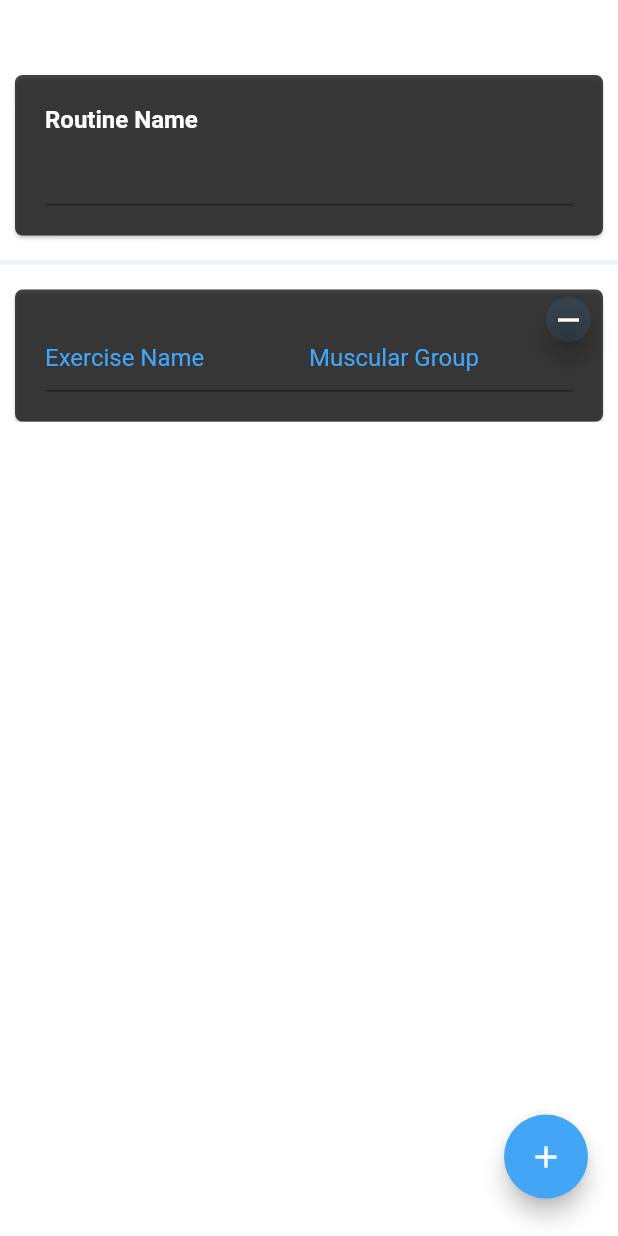
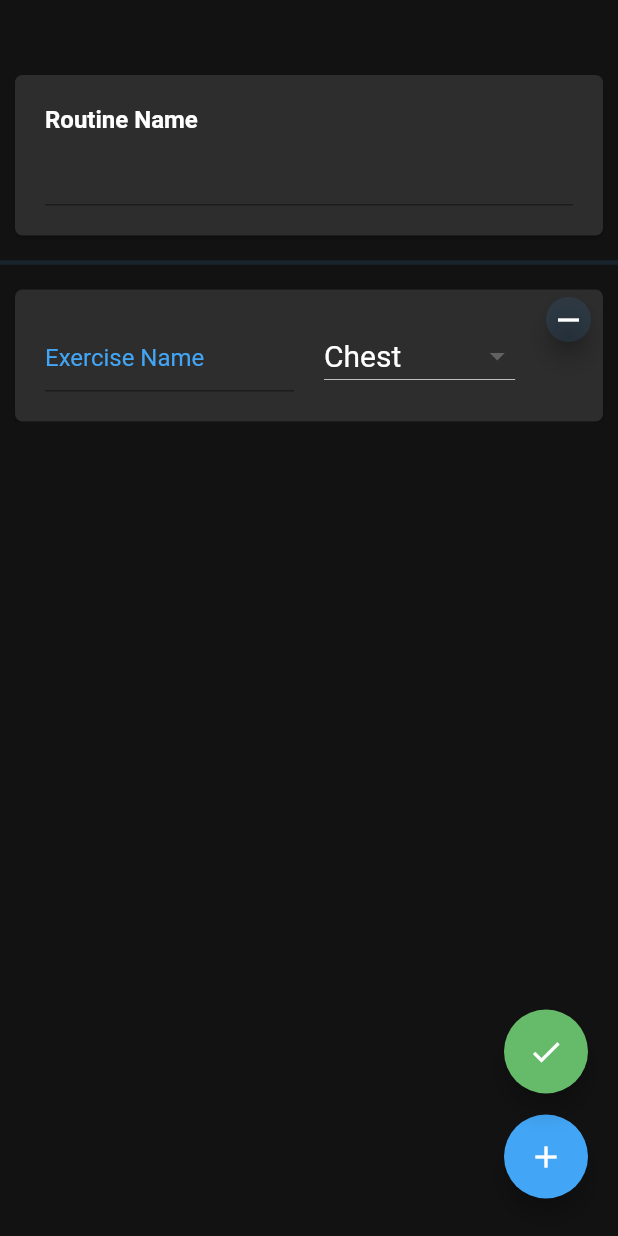
Before and after one commit to ponsapont/ponsgymetre, a Flutter app: the CreateRoutine screen opened by its route, after a tap on the "add" icon, on a phone screen of 412 x 824 dp. Run offline on Flutter 3.47's test engine with Material 2 defaults, Android fonts, the phone set to English and light mode, and no system bars; our stand-ins replace cloud_firestore, firebase_core; accounts and stored records are empty.

Commit message:
Added Firebase support. Finished main functionality for creating a new routine

```diff
--- a/lib/main.dart
+++ b/lib/main.dart
@@ -6,9 +6,10 @@ import 'firebase_options.dart';
 
 /// Colors to use in the application
 class AppColors {
-  static Color background = const Color(0x00121212);
-  static Color cardBackground = AppColors.background.withAlpha(200);
+  static Color background = const Color.fromARGB(255, 18, 18, 18);
+  static Color cardBackground = const Color.fromARGB(255, 45, 45, 45);
   static Color primary = Colors.blue.shade400;
+  static Color secondary = Colors.green.shade400;
   static Color primaryAccent = AppColors.primary.withAlpha(30);
   static MaterialColor materialPrimary = Colors.blue;
   static Color text = Colors.white;
--- a/lib/models.dart
+++ b/lib/models.dart
@@ -1,4 +1,9 @@
+import 'package:json_annotation/json_annotation.dart';
+
+part 'models.g.dart';
+
 /// Model for representing a routine definition
+@JsonSerializable()
 class Routine {
   Routine({required this.name});
 
@@ -13,6 +18,10 @@ class Routine {
     exercises.add(exercise);
   }
 
+  factory Routine.fromJson(Map<String, dynamic> json) =>
+      _$RoutineFromJson(json);
+  Map<String, dynamic> toJson() => _$RoutineToJson(this);
+
   @override
   String toString() {
     return "Routine { name: \"$name\", exercises: $exercises }";
@@ -20,23 +29,28 @@ class Routine {
 }
 
 /// Model for the exercise definitions
+@JsonSerializable()
 class ExerciseDef {
-  ExerciseDef({required this.name, required this.muscularGroups});
+  ExerciseDef({required this.name, required this.muscularGroup});
 
   String name;
-  Set<MuscularGroup> muscularGroups;
+  MuscularGroup muscularGroup;
 
-  void setMuscularGroups(Set<MuscularGroup> muscularGroups) {
-    this.muscularGroups = muscularGroups;
+  void setMuscularGroup(MuscularGroup muscularGroup) {
+    this.muscularGroup = muscularGroup;
   }
 
   void setName(String name) {
     this.name = name;
   }
 
+  factory ExerciseDef.fromJson(Map<String, dynamic> json) =>
+      _$ExerciseDefFromJson(json);
+  Map<String, dynamic> toJson() => _$ExerciseDefToJson(this);
+
   @override
   String toString() {
-    return "ExerciseDef { name: \"$name\", muscularGroups: $muscularGroups }";
+    return "ExerciseDef { name: \"$name\", muscularGroups: $muscularGroup }";
   }
 }
 
@@ -54,7 +68,35 @@ enum MuscularGroup {
   calfs,
 }
 
+String muscularGroupString(MuscularGroup muscularGroup) {
+  switch (muscularGroup) {
+    case MuscularGroup.biceps:
+      return "Biceps";
+    case MuscularGroup.triceps:
+      return "Triceps";
+    case MuscularGroup.shoulder:
+      return "Shoulder";
+    case MuscularGroup.chest:
+      return "Chest";
+    case MuscularGroup.back:
+      return "Back";
+    case MuscularGroup.lowerBack:
+      return "Lower Back";
+    case MuscularGroup.core:
+      return "Core";
+    case MuscularGroup.quadriceps:
+      return "Quadriceps";
+    case MuscularGroup.isquios:
+      return "Isquios";
+    case MuscularGroup.calfs:
+      return "Calfs";
+    default:
+      return "";
+  }
+}
+
 /// Model for workout. The actual instance of a routine.
+@JsonSerializable()
 class Workout {
   Workout({required this.routine});
 
@@ -69,9 +111,14 @@ class Workout {
   void setCompleted(bool completed) {
     this.completed = completed;
   }
+
+  factory Workout.fromJson(Map<String, dynamic> json) =>
+      _$WorkoutFromJson(json);
+  Map<String, dynamic> toJson() => _$WorkoutToJson(this);
 }
 
 /// Model for workout exercise. Actual record populated during a workout
+@JsonSerializable()
 class WorkoutExercise {
   WorkoutExercise(
       {required this.exerciseDef,
@@ -81,4 +128,8 @@ class WorkoutExercise {
   ExerciseDef exerciseDef;
   int repetitions;
   int weight;
+
+  factory WorkoutExercise.fromJson(Map<String, dynamic> json) =>
+      _$WorkoutExerciseFromJson(json);
+  Map<String, dynamic> toJson() => _$WorkoutExerciseToJson(this);
 }
--- a/lib/pages/create_routine.dart
+++ b/lib/pages/create_routine.dart
@@ -1,9 +1,10 @@
+import 'package:cloud_firestore/cloud_firestore.dart';
 import 'package:flutter/material.dart';
 import 'package:ponsgymetre/main.dart';
 import 'package:ponsgymetre/models.dart';
 
 class CreateRoutine extends StatefulWidget {
-  CreateRoutine({Key? key}) : super(key: key);
+  const CreateRoutine({Key? key}) : super(key: key);
 
   @override
   State<CreateRoutine> createState() => _MyCreateRoutineState();
@@ -11,6 +12,7 @@ class CreateRoutine extends StatefulWidget {
 
 class _MyCreateRoutineState extends State<CreateRoutine> {
   Routine routine = Routine(name: "");
+  bool loading = false;
 
   final listKey = GlobalKey<AnimatedListState>();
 
@@ -24,9 +26,13 @@ class _MyCreateRoutineState extends State<CreateRoutine> {
     setState(() => routine.exercises[exerciseIndex].name = exerciseName);
   }
 
-  void addMuscularGroup(MuscularGroup muscularGroup, int exerciseIndex) {
-    setState(() =>
-        routine.exercises[exerciseIndex].muscularGroups.add(muscularGroup));
+  void setMuscularGroup(MuscularGroup muscularGroup, int exerciseIndex) {
+    setState(
+        () => routine.exercises[exerciseIndex].setMuscularGroup(muscularGroup));
+  }
+
+  void setLoading(bool loading) {
+    setState(() => this.loading = loading);
   }
 
   late Animation<double> animation;
@@ -64,20 +70,28 @@ class _MyCreateRoutineState extends State<CreateRoutine> {
                             initialValue: exercise.name,
                             onChanged: (name) => setExerciseName(name, index)),
                       ])),
+                  const SizedBox(width: 20),
                   Expanded(
                       child: Column(
                           mainAxisAlignment: MainAxisAlignment.center,
                           crossAxisAlignment: CrossAxisAlignment.start,
                           children: [
-                        TextFormField(
-                            decoration: InputDecoration(
-                                hintText: "Muscular Group",
-                                hintStyle: TextStyle(
-                                    color: AppColors.primary, fontSize: 16.0)),
-                            style: TextStyle(
-                                color: AppColors.text, fontSize: 20.0),
-                            onChanged: (name) => setExerciseName(name, index)),
-                      ])),
+                        DropdownButton<MuscularGroup>(
+                            dropdownColor: AppColors.background,
+                            value: exercise.muscularGroup,
+                            items: MuscularGroup.values.map((value) {
+                              return DropdownMenuItem<MuscularGroup>(
+                                value: value,
+                                child: Text(muscularGroupString(value)),
+                              );
+                            }).toList(),
+                            style: const TextStyle(
+                                color: Colors.white, fontSize: 20.0),
+                            onChanged: (MuscularGroup? muscularGroup) =>
+                                setMuscularGroup(
+                                    muscularGroup ?? MuscularGroup.chest,
+                                    index))
+                      ]))
                 ],
               ),
             ),
@@ -88,13 +102,14 @@ class _MyCreateRoutineState extends State<CreateRoutine> {
             child: SizedBox(
                 height: 30,
                 child: FloatingActionButton(
+                    heroTag: null,
                     onPressed: () {
                       setState(() => routine.exercises.removeAt(index));
                       listKey.currentState?.removeItem(index,
                           (context, animation) {
                         return SizeTransition(
                             sizeFactor: animation,
-                            child: Stack(children: [Card()]));
+                            child: Stack(children: const [Card()]));
                       });
                     },
                     backgroundColor: AppColors.primaryAccent,
@@ -105,6 +120,13 @@ class _MyCreateRoutineState extends State<CreateRoutine> {
 
   @override
   Widget build(BuildContext context) {
+    CollectionReference routines =
+        FirebaseFirestore.instance.collection('routines');
+
+    if (loading) {
+      return const Center(child: CircularProgressIndicator());
+    }
+
     return Stack(fit: StackFit.expand, children: [
       Column(children: [
         // Routine name
@@ -146,9 +168,10 @@ class _MyCreateRoutineState extends State<CreateRoutine> {
               child: Align(
                 alignment: Alignment.centerRight,
                 child: FloatingActionButton(
+                  heroTag: null,
                   onPressed: () {
                     ExerciseDef exercise = ExerciseDef(
-                        name: "", muscularGroups: {MuscularGroup.chest});
+                        name: "", muscularGroup: MuscularGroup.chest);
                     int lastIndex = routine.exercises.length;
                     setState(
                         () => routine.exercises.insert(lastIndex, exercise));
@@ -158,6 +181,29 @@ class _MyCreateRoutineState extends State<CreateRoutine> {
                   child: const Icon(Icons.add),
                 ),
               ))),
+      Positioned(
+          bottom: 95,
+          right: 0,
+          child: Padding(
+              padding:
+                  const EdgeInsets.symmetric(horizontal: 20.0, vertical: 0.0),
+              child: Align(
+                  alignment: Alignment.centerRight,
+                  child: FloatingActionButton(
+                    heroTag: null,
+                    onPressed: () {
+                      // Go back to home
+                      routines.add(routine.toJson()).then((value) {
+                        setLoading(false);
+                        Navigator.pop(context);
+                      });
+                      setLoading(true);
+                    },
+                    backgroundColor: AppColors.secondary,
+                    child: const Icon(
+                      Icons.check,
+                    ),
+                  )))),
     ]);
   }
 }
--- a/pubspec.yaml
+++ b/pubspec.yaml
@@ -35,6 +35,8 @@ dependencies:
   # Use with the CupertinoIcons class for iOS style icons.
   cupertino_icons: ^1.0.2
   firebase_core: ^1.18.0
+  cloud_firestore: ^3.1.18
+  json_annotation: ^4.4.0
 
 dev_dependencies:
   flutter_test:
@@ -46,6 +48,7 @@ dev_dependencies:
   # package. See that file for information about deactivating specific lint
   # rules and activating additional ones.
   flutter_lints: ^2.0.0
+  build_runner: ^2.0.0
 
 # For information on the generic Dart part of this file, see the
 # following page: https://dart.dev/tools/pub/pubspec
```
Also changed, not shown: lib/firebase_options.dart, lib/models.g.dart (added), pubspec.lock, 10 other files.
